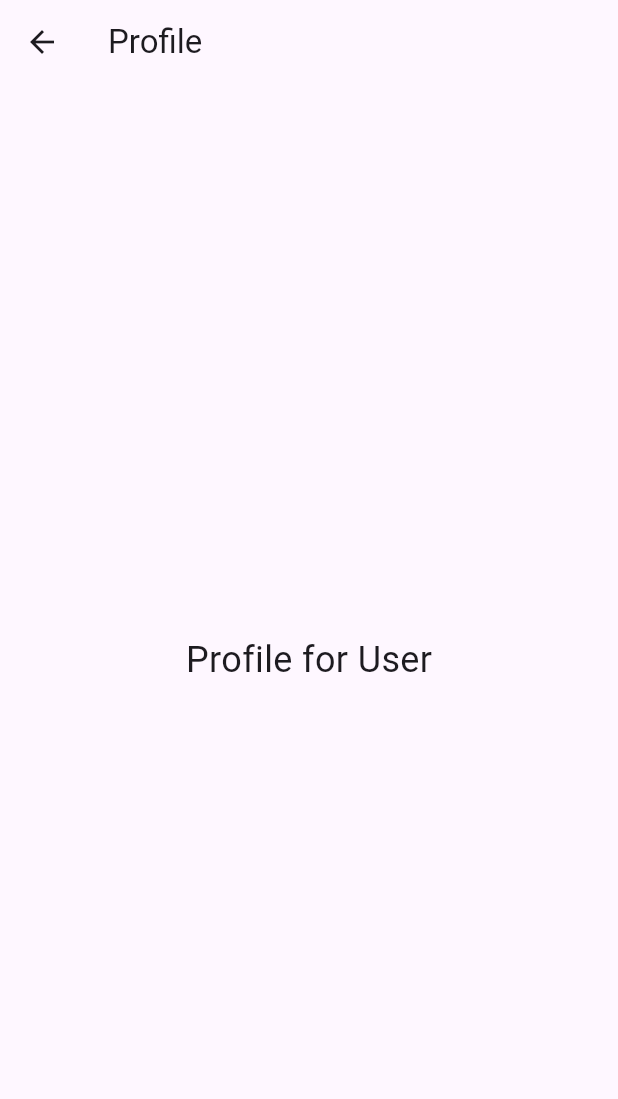
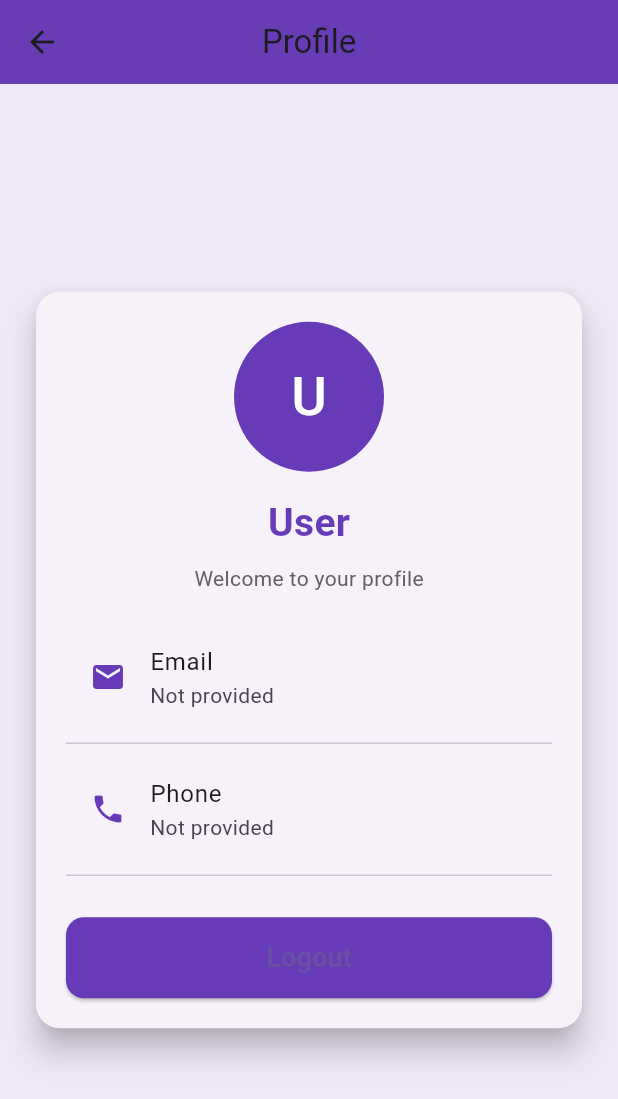
Before and after one commit to Manuvg1907/basic_pages-flutter, a Flutter app: the ProfilePage screen opened by its route, on a phone screen of 412 x 824 dp. Shown: the top 1099 px of the screen. Run offline on Flutter 3.47's test engine with Material 3 defaults, Android fonts, the phone set to English and light mode, and no system bars.

Commit message:
Update profile_page.dart

```diff
--- a/lib/pages/profile_page.dart
+++ b/lib/pages/profile_page.dart
@@ -3,11 +3,101 @@ import 'package:flutter/material.dart';
 class ProfilePage extends StatelessWidget {
   @override
   Widget build(BuildContext context) {
-    final String? email = ModalRoute.of(context)?.settings.arguments as String?;
+    // Receiving multiple arguments from Navigator
+    final args = ModalRoute.of(context)?.settings.arguments as Map<String, dynamic>?;
+
+    final String username = args?['username'] ?? 'User';
+    final String email = args?['email'] ?? 'Not provided';
+    final String phone = args?['phone'] ?? 'Not provided';
+
     return Scaffold(
-      appBar: AppBar(title: Text('Profile')),
+      backgroundColor: Colors.deepPurple[50],
+      appBar: AppBar(
+        title: Text("Profile"),
+        backgroundColor: Colors.deepPurple,
+        centerTitle: true,
+        elevation: 4,
+      ),
       body: Center(
-        child: Text('Profile for ${email ?? 'User'}', style: TextStyle(fontSize: 24)),
+        child: SingleChildScrollView(
+          padding: const EdgeInsets.all(20.0),
+          child: Card(
+            elevation: 8,
+            shape: RoundedRectangleBorder(borderRadius: BorderRadius.circular(16)),
+            child: Padding(
+              padding: const EdgeInsets.all(20.0),
+              child: Column(
+                mainAxisSize: MainAxisSize.min,
+                children: [
+                  // Avatar
+                  CircleAvatar(
+                    radius: 50,
+                    backgroundColor: Colors.deepPurple,
+                    child: Text(
+                      username.isNotEmpty ? username[0].toUpperCase() : "U",
+                      style: TextStyle(fontSize: 36, color: Colors.white),
+                    ),
+                  ),
+                  SizedBox(height: 16),
+
+                  // Name
+                  Text(
+                    username,
+                    style: TextStyle(
+                      fontSize: 26,
+                      fontWeight: FontWeight.bold,
+                      color: Colors.deepPurple,
+                    ),
+                  ),
+                  SizedBox(height: 8),
+
+                  Text(
+                    "Welcome to your profile",
+                    style: TextStyle(color: Colors.grey[700]),
+                  ),
+                  SizedBox(height: 20),
+
+                  // Info List
+                  ListTile(
+                    leading: Icon(Icons.email, color: Colors.deepPurple),
+                    title: Text("Email"),
+                    subtitle: Text(email),
+                  ),
+                  Divider(),
+
+                  ListTile(
+                    leading: Icon(Icons.phone, color: Colors.deepPurple),
+                    title: Text("Phone"),
+                    subtitle: Text(phone),
+                  ),
+                  Divider(),
+
+                  // Logout Button
+                  SizedBox(height: 20),
+                  SizedBox(
+                    width: double.infinity,
+                    child: ElevatedButton(
+                      onPressed: () {
+                        Navigator.pushReplacementNamed(context, '/login');
+                      },
+                      style: ElevatedButton.styleFrom(
+                        backgroundColor: Colors.deepPurple,
+                        padding: EdgeInsets.symmetric(vertical: 14),
+                        shape: RoundedRectangleBorder(
+                          borderRadius: BorderRadius.circular(12),
+                        ),
+                      ),
+                      child: Text(
+                        "Logout",
+                        style: TextStyle(fontSize: 18, fontWeight: FontWeight.bold),
+                      ),
+                    ),
+                  )
+                ],
+              ),
+            ),
+          ),
+        ),
       ),
     );
   }
```
